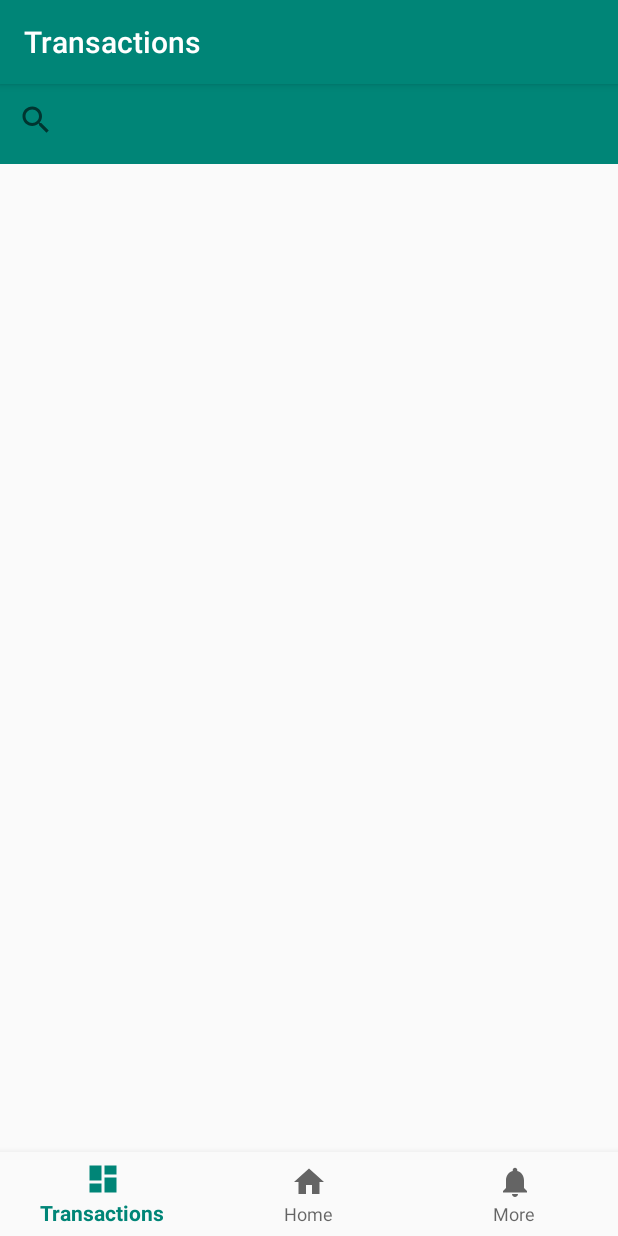
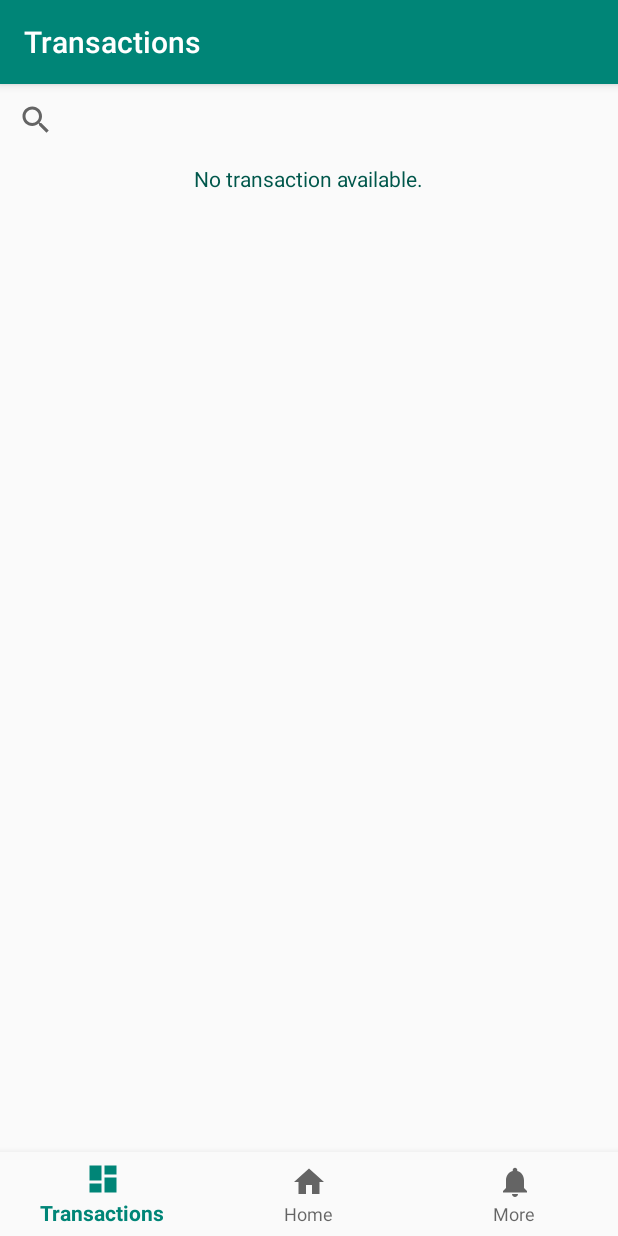
Before and after one commit to sarabjeet1313/Money-Tracker, an Android app: the TransactionFragment screen opened through its navigation route, on a phone screen of 412 x 824 dp. Run offline under Robolectric (Android 15) with nearby library versions, the phone set to English and light mode, and no system bars; our stand-ins replace navigation-ui.

Commit message:
Text view when no transction is present

```diff
--- a/MoneyTracker/app/src/main/java/mobile/computing/group5/moneytracker/fragments/transaction/TransactionFragment.kt
+++ b/MoneyTracker/app/src/main/java/mobile/computing/group5/moneytracker/fragments/transaction/TransactionFragment.kt
@@ -7,6 +7,7 @@ import android.util.Log
 import android.view.LayoutInflater
 import android.view.View
 import android.view.ViewGroup
+import android.widget.TextView
 import androidx.lifecycle.Observer
 import androidx.lifecycle.ViewModelProviders
 import androidx.recyclerview.widget.LinearLayoutManager
@@ -20,12 +21,14 @@ import mobile.computing.group5.moneytracker.model.Transaction
 //import mobile.computing.group5.moneytracker.createTransactionList
 import mobile.computing.group5.moneytracker.fragments.home.HomeViewModel
 import mobile.computing.group5.moneytracker.fragments.transaction.Model.transactions_list
+import org.w3c.dom.Text
 
 class TransactionFragment : Fragment() {
 
 //    private lateinit var transactionViewModel: TransactionViewModel
     private lateinit var recyclerView: RecyclerView
     private lateinit var dbHandler: DatabaseHelper
+    private lateinit var noTransaction: TextView
 
     override fun onAttach(context: Context) {
         super.onAttach(context)
@@ -48,11 +51,18 @@ class TransactionFragment : Fragment() {
         val root = inflater.inflate(R.layout.fragment_transaction, container, false)
 
         recyclerView = root.findViewById<View>(R.id.transactionRecyclerView) as RecyclerView
+        noTransaction = root.findViewById<View>(R.id.noTransactionText) as TextView
+        noTransaction.setVisibility(View.GONE)
+
         recyclerView.adapter =
             transactionAdapter(
                 transactions
             )
         recyclerView.layoutManager = LinearLayoutManager(activity)
+
+        if(transactions.isEmpty()) {
+            noTransaction.setVisibility(View.VISIBLE)
+        }
 
         return root
     }
--- a/MoneyTracker/app/src/main/res/layout/fragment_transaction.xml
+++ b/MoneyTracker/app/src/main/res/layout/fragment_transaction.xml
@@ -4,7 +4,6 @@
     xmlns:app="http://schemas.android.com/apk/res-auto"
     xmlns:tools="http://schemas.android.com/tools"
     android:orientation="vertical"
-    android:background="@color/colorPrimary"
     android:layout_width="match_parent"
     android:layout_height="wrap_content">
 
@@ -23,4 +22,13 @@
         app:layout_constraintEnd_toEndOf="parent"
         app:layout_constraintStart_toStartOf="parent"
         app:layout_constraintTop_toTopOf="parent" />
+
+    <TextView
+        android:id="@+id/noTransactionText"
+        android:layout_width="wrap_content"
+        android:layout_height="wrap_content"
+        android:text="No transaction available."
+        android:textColor="@color/colorPrimaryDark"
+        android:layout_gravity="center"/>
+
 </LinearLayout>
```
